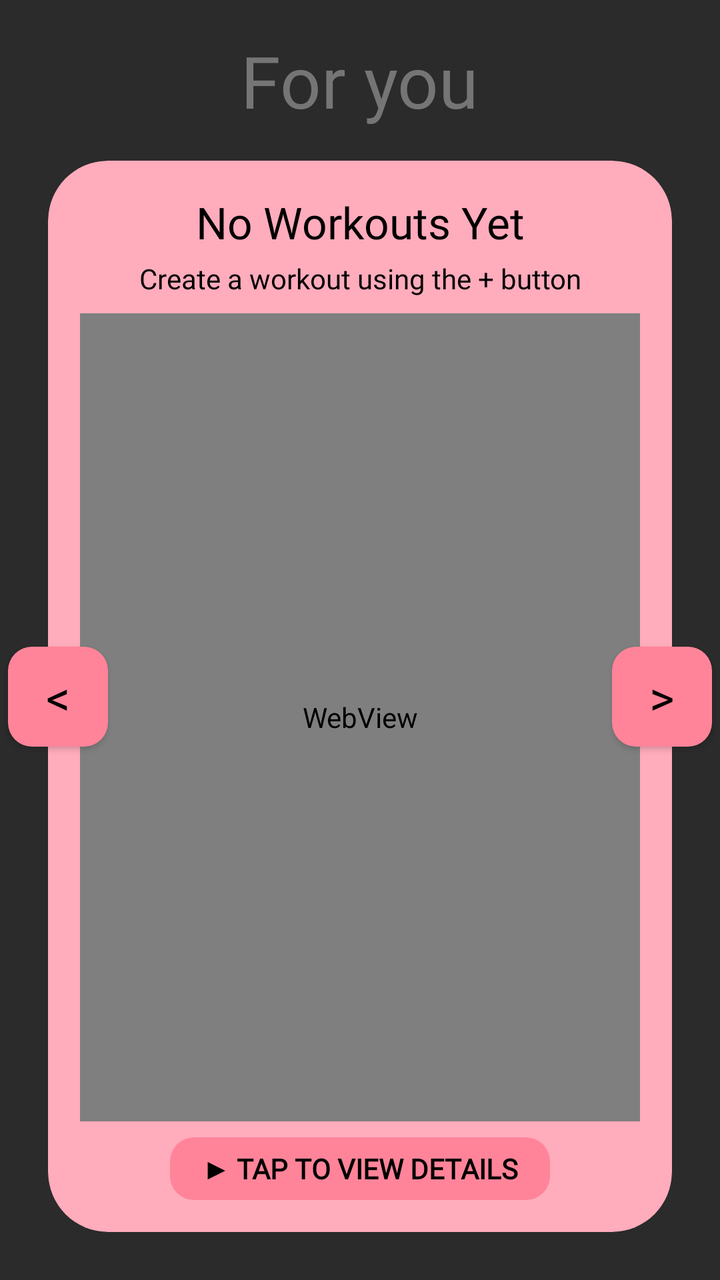
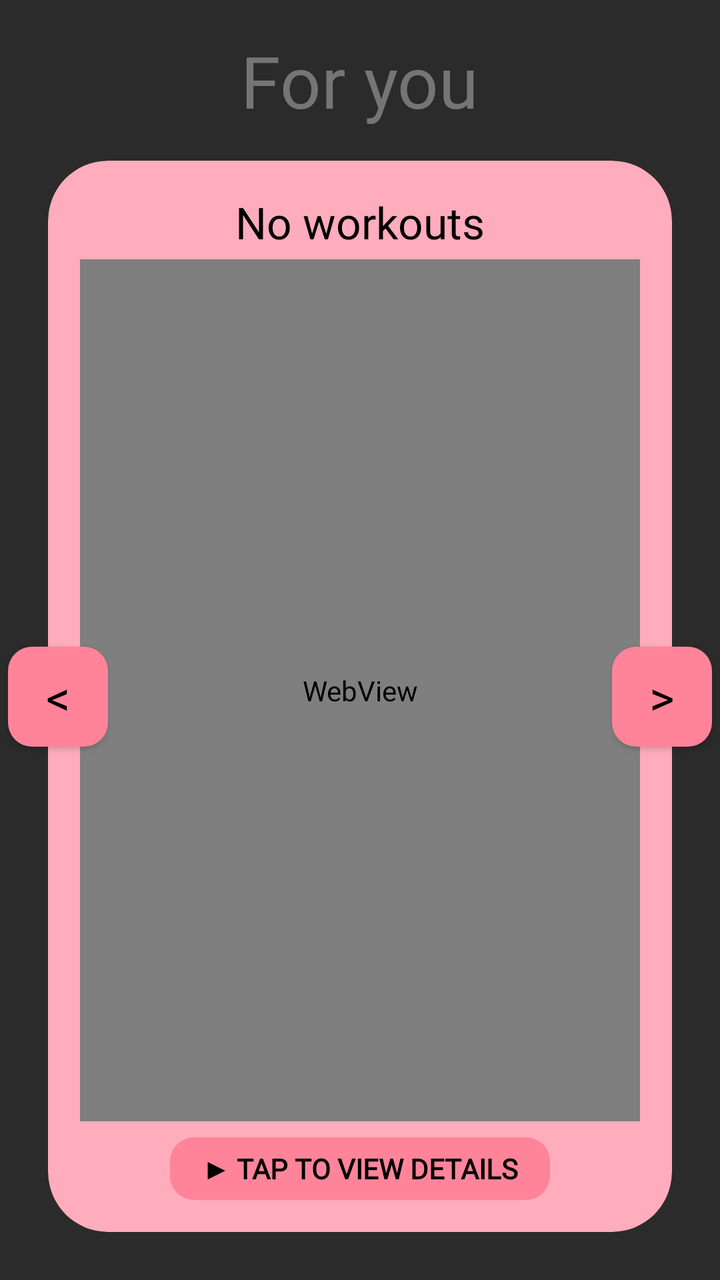

An Android layout rendered at two revisions. The XML below is the earlier revision; the diff shows what the commit changed to produce the second picture.
<!-- AndroidManifest.xml: application theme Theme.MyApplication -->
<!-- res/layout/fragment_home.xml -->
<?xml version="1.0" encoding="utf-8"?>
<androidx.constraintlayout.widget.ConstraintLayout xmlns:android="http://schemas.android.com/apk/res/android"
    xmlns:app="http://schemas.android.com/apk/res-auto"
    xmlns:tools="http://schemas.android.com/tools"
    android:layout_width="match_parent"
    android:layout_height="match_parent"
    android:background="@color/bg_dark"
    tools:context=".ui.home.HomeFragment">

    <TextView
        android:id="@+id/main_title"
        android:layout_width="wrap_content"
        android:layout_height="wrap_content"
        android:layout_marginTop="16dp"
        android:fontFamily="@font/anton"
        android:text="@string/for_you"
        android:textColor="#757575"
        android:textSize="36sp"
        app:layout_constraintEnd_toEndOf="parent"
        app:layout_constraintStart_toStartOf="parent"
        app:layout_constraintTop_toTopOf="parent" />

    
    <androidx.cardview.widget.CardView
        android:id="@+id/cardWorkoutVideo"
        android:layout_width="0dp"
        android:layout_height="0dp"
        android:layout_marginHorizontal="24dp"
        android:layout_marginTop="16dp"
        android:layout_marginBottom="24dp"
        app:cardBackgroundColor="#FFACBC"
        app:cardCornerRadius="30dp"
        app:cardElevation="0dp"
        app:layout_constraintBottom_toBottomOf="parent"
        app:layout_constraintEnd_toEndOf="parent"
        app:layout_constraintStart_toStartOf="parent"
        app:layout_constraintTop_toBottomOf="@+id/main_title">

        <LinearLayout
            android:layout_width="match_parent"
            android:layout_height="match_parent"
            android:orientation="vertical"
            android:padding="16dp">

            <TextView
                android:id="@+id/tvWorkoutVideoTitle"
                android:layout_width="match_parent"
                android:layout_height="wrap_content"
                android:fontFamily="@font/anton"
                android:text="No Workouts Yet"
                android:textColor="#000000"
                android:textSize="22sp"
                android:gravity="center"
                android:layout_marginBottom="4dp" />

            <TextView
                android:id="@+id/tvWorkoutVideoDetails"
                android:layout_width="match_parent"
                android:layout_height="wrap_content"
                android:fontFamily="@font/cabin"
                android:text="Create a workout using the + button"
                android:textColor="#000000"
                android:textSize="14sp"
                android:gravity="center"
                android:layout_marginBottom="8dp" />

            
            <WebView
                android:id="@+id/webViewVideo"
                android:layout_width="match_parent"
                android:layout_height="0dp"
                android:layout_weight="1"
                android:background="#000000"
                android:layout_marginBottom="8dp" />

            <TextView
                android:layout_width="wrap_content"
                android:layout_height="wrap_content"
                android:layout_gravity="center_horizontal"
                android:background="@drawable/roundstyle"
                android:fontFamily="@font/cabin"
                android:paddingHorizontal="16dp"
                android:paddingVertical="6dp"
                android:text="▶ TAP TO VIEW DETAILS"
                android:textColor="#000000"
                android:textSize="14sp"
                android:textStyle="bold" />

        </LinearLayout>
    </androidx.cardview.widget.CardView>

    
    <Button
        android:id="@+id/btnPrevWorkout"
        android:layout_width="50dp"
        android:layout_height="50dp"
        android:layout_marginStart="4dp"
        android:background="@drawable/roundstyle"
        android:fontFamily="@font/anton"
        android:text="&lt;"
        android:textColor="#000000"
        android:textSize="24sp"
        app:layout_constraintBottom_toBottomOf="@+id/cardWorkoutVideo"
        app:layout_constraintStart_toStartOf="parent"
        app:layout_constraintTop_toTopOf="@+id/cardWorkoutVideo"
        tools:ignore="TouchTargetSizeCheck" />

    
    <Button
        android:id="@+id/btnNextWorkout"
        android:layout_width="50dp"
        android:layout_height="50dp"
        android:layout_marginEnd="4dp"
        android:background="@drawable/roundstyle"
        android:fontFamily="@font/anton"
        android:text="&gt;"
        android:textColor="#000000"
        android:textSize="24sp"
        app:layout_constraintBottom_toBottomOf="@+id/cardWorkoutVideo"
        app:layout_constraintEnd_toEndOf="parent"
        app:layout_constraintTop_toTopOf="@+id/cardWorkoutVideo"
        tools:ignore="TouchTargetSizeCheck" />

    <TextView
        android:id="@+id/text_home"
        android:layout_width="wrap_content"
        android:layout_height="wrap_content"
        android:visibility="gone"
        app:layout_constraintStart_toStartOf="parent"
        app:layout_constraintTop_toTopOf="parent" />

</androidx.constraintlayout.widget.ConstraintLayout>
<!-- resources referenced by this layout -->
<resources>
  <color name="bg_dark">#2B2B2B</color>
  <!-- drawable roundstyle (drawable) -->
  <?xml version="1.0" encoding="utf-8"?>
  <shape xmlns:android="http://schemas.android.com/apk/res/android">
      <solid android:color="#FF8499" />
      <corners android:radius="12dp" />
  </shape>
  <string name="for_you">For you</string>
  <style name="Theme.MyApplication" parent="Theme.AppCompat.Light.NoActionBar">
          
          <item name="colorPrimary">@color/purple_500</item>
          <item name="colorPrimaryVariant">@color/purple_700</item>
          <item name="colorOnPrimary">@color/white</item>
          
          <item name="colorSecondary">@color/teal_200</item>
          <item name="colorSecondaryVariant">@color/teal_700</item>
          <item name="colorOnSecondary">@color/black</item>
          
          <item name="android:statusBarColor">?attr/colorPrimaryVariant</item>
          
      </style>
  <color name="purple_500">#FF6200EE</color>
  <color name="purple_700">#FF3700B3</color>
  <color name="white">#FFFFFFFF</color>
  <color name="teal_200">#FF03DAC5</color>
  <color name="teal_700">#FF018786</color>
  <color name="black">#FF000000</color>
</resources>

<!-- the commit's change to res/layout/fragment_home.xml (unified diff, before → after) -->
@@ -46,23 +46,12 @@
                 android:id="@+id/tvWorkoutVideoTitle"
                 android:layout_width="match_parent"
                 android:layout_height="wrap_content"
+                android:layout_marginBottom="4dp"
                 android:fontFamily="@font/anton"
-                android:text="No Workouts Yet"
+                android:gravity="center"
+                android:text="No workouts"
                 android:textColor="#000000"
-                android:textSize="22sp"
-                android:gravity="center"
-                android:layout_marginBottom="4dp" />
-
-            <TextView
-                android:id="@+id/tvWorkoutVideoDetails"
-                android:layout_width="match_parent"
-                android:layout_height="wrap_content"
-                android:fontFamily="@font/cabin"
-                android:text="Create a workout using the + button"
-                android:textColor="#000000"
-                android:textSize="14sp"
-                android:gravity="center"
-                android:layout_marginBottom="8dp" />
+                android:textSize="22sp" />
 
             
             <WebView
